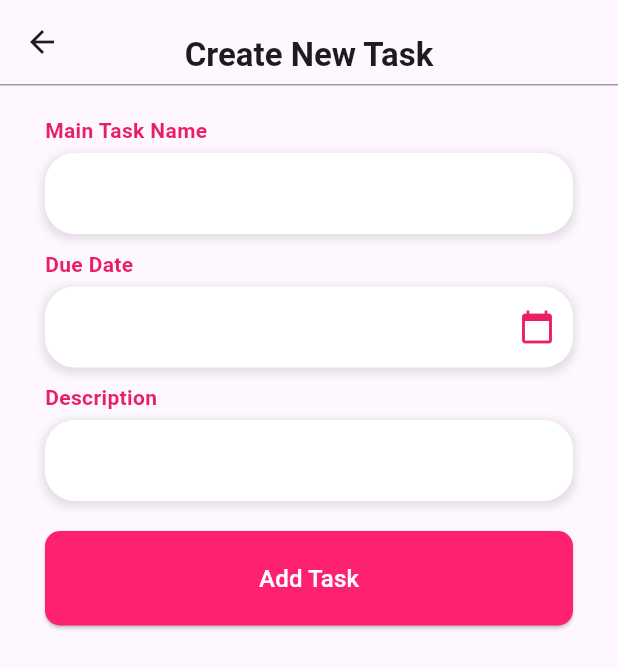
After one commit to BambinoRiya/2023-project-phase-mobile-tasks, a Flutter app: the CreateTaskPage screen opened directly, on a phone screen of 412 x 824 dp. The commit adds this screen. Shown: the top 668 px of the screen. Run offline on Flutter 3.47's test engine with Material 3 defaults, Android fonts, the phone set to English and light mode, and no system bars.

Commit message:
implemeted addTask and added taskWidget file

```diff
--- /dev/null
+++ b/flutter_tut/on-boarding/onboarding/lib/add_task.dart
@@ -0,0 +1,159 @@
+import 'package:flutter/material.dart';
+
+class CreateTaskPage extends StatelessWidget {
+  const CreateTaskPage({Key? key}) : super(key: key);
+
+  @override
+  Widget build(BuildContext context) {
+    return Scaffold(
+      appBar: AppBar(
+        title: Padding(
+          padding: const EdgeInsets.only(top: 18),
+          child: Text(
+            'Create New Task',
+            style: TextStyle(
+              fontWeight: FontWeight.bold, // Make the heading bold
+            ),
+          ),
+        ),
+        centerTitle: true,
+        bottom: PreferredSize(
+          preferredSize: const Size.fromHeight(1.0),
+          child: Container(
+            color: Colors.grey,
+            height: 1.0,
+          ),
+        ),
+      ),
+      body: Padding(
+        padding: const EdgeInsets.fromLTRB(30, 20, 30, 0),
+        child: Column(
+          crossAxisAlignment: CrossAxisAlignment.stretch,
+          children: [
+            _buildTextField('Main Task Name'),
+            const SizedBox(height: 10),
+            _buildDateField('Due Date', context),
+            const SizedBox(height: 10),
+            _buildTextField('Description'),
+            const SizedBox(height: 20),
+            ElevatedButton(
+              onPressed: () {
+                // task creation logic here
+              },
+              style: ElevatedButton.styleFrom(
+                backgroundColor: const Color(0xFFFF2171),
+                shape: RoundedRectangleBorder(
+                  borderRadius: BorderRadius.circular(10.0),
+                ),
+                padding:
+                    const EdgeInsets.symmetric(horizontal: 40, vertical: 20),
+              ),
+              child: const Text('Add Task',
+                  style: TextStyle(fontSize: 16, color: Colors.white)),
+            ),
+          ],
+        ),
+      ),
+    );
+  }
+
+  Widget _buildTextField(String label) {
+    return Column(
+      crossAxisAlignment: CrossAxisAlignment.start,
+      children: [
+        Text(
+          label,
+          style: TextStyle(
+            color: Colors.pink,
+            fontWeight: FontWeight.bold, // Make the title bold
+          ),
+        ),
+        const SizedBox(height: 5),
+        Container(
+          decoration: BoxDecoration(
+            color: Colors.white,
+            borderRadius:
+                BorderRadius.circular(20), // Make the text box more rounded
+            boxShadow: [
+              BoxShadow(
+                color:
+                    Colors.black.withOpacity(0.1), // Add shadow to the text box
+                spreadRadius: 2,
+                blurRadius: 4,
+                offset: Offset(0, 2), // changes position of shadow
+              ),
+            ],
+          ),
+          child: TextField(
+            decoration: InputDecoration(
+              border: InputBorder.none,
+              contentPadding: const EdgeInsets.all(15),
+            ),
+          ),
+        ),
+      ],
+    );
+  }
+
+  Widget _buildDateField(String label, BuildContext context) {
+    return Column(
+      crossAxisAlignment: CrossAxisAlignment.start,
+      children: [
+        Text(
+          label,
+          style: TextStyle(
+            color: Colors.pink,
+            fontWeight: FontWeight.bold, // Make the title bold
+          ),
+        ),
+        const SizedBox(height: 5),
+        Container(
+          decoration: BoxDecoration(
+            color: Colors.white,
+            borderRadius:
+                BorderRadius.circular(20), // Make the text box more rounded
+            boxShadow: [
+              BoxShadow(
+                color:
+                    Colors.black.withOpacity(0.1), // Add shadow to the text box
+                spreadRadius: 2,
+                blurRadius: 4,
+                offset: Offset(0, 2), // changes position of shadow
+              ),
+            ],
+          ),
+          child: TextField(
+            decoration: InputDecoration(
+              border: InputBorder.none,
+              contentPadding: const EdgeInsets.all(15),
+              suffixIcon: IconButton(
+                onPressed: () {
+                  _selectDate(context);
+                },
+                icon: Icon(Icons.calendar_today, color: Colors.pink),
+              ),
+            ),
+          ),
+        ),
+      ],
+    );
+  }
+
+  Future<void> _selectDate(BuildContext context) async {
+    final DateTime? picked = await showDatePicker(
+      context: context,
+      initialDate: DateTime.now(),
+      firstDate: DateTime(2000),
+      lastDate: DateTime(2100),
+    );
+    if (picked != null) {
+      // handle selected date
+    }
+  }
+}
+
+void main() {
+  runApp(MaterialApp(
+    home: CreateTaskPage(),
+  ));
+}
--- /dev/null
+++ b/flutter_tut/on-boarding/onboarding/lib/colors.dart
@@ -0,0 +1,5 @@
+import 'package:flutter/material.dart';
+
+const Color bgPink =  Color(0xFFFF90BB);
+
+const Color objPink = Color(0xFFFF2171);
```
Also changed, not shown: flutter_tut/on-boarding/onboarding/analysis_options.yaml (added, +28 -0 lines), flutter_tut/on-boarding/onboarding/lib/home.dart (added, +45 -0 lines), flutter_tut/on-boarding/onboarding/lib/main.dart (added, +57 -0 lines), flutter_tut/on-boarding/onboarding/pubspec.yaml (added, +88 -0 lines), flutter_tut/coffee_card/lib/home.dart (line endings or trailing spaces), flutter_tut/coffee_card/lib/list.dart (line endings or trailing spaces), flutter_tut/on-boarding/onboarding/assets/img/get_started.webp (added), flutter_tut/on-boarding/onboarding/assets/img/stickman.png (added), flutter_tut/on-boarding/onboarding/assets/img/to_do.png (added), flutter_tut/on-boarding/onboarding/lib/taskWidget.dart (added), flutter_tut/on-boarding/onboarding/pubspec.lock (added), 126 other files.
